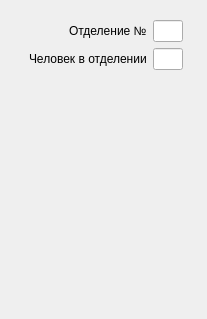
The window that qt_designer_ui/task2SquadWidget.ui (IvaMarin/Project-Network-Diagram-App) describes before a commit, drawn with Qt 5.
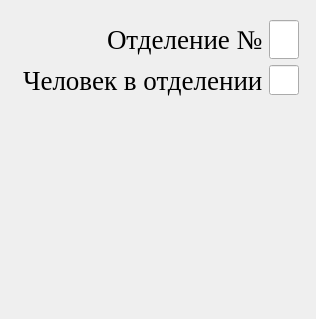
The same window after the commit.

What changed in the file:
```diff
--- a/qt_designer_ui/task2SquadWidget.ui
+++ b/qt_designer_ui/task2SquadWidget.ui
@@ -6,7 +6,7 @@
    <rect>
     <x>0</x>
     <y>0</y>
-    <width>207</width>
+    <width>312</width>
     <height>319</height>
    </rect>
   </property>
@@ -16,6 +16,12 @@
     <verstretch>0</verstretch>
    </sizepolicy>
   </property>
+  <property name="font">
+   <font>
+    <family>Times New Roman</family>
+    <pointsize>20</pointsize>
+   </font>
+  </property>
   <property name="windowTitle">
    <string>Form</string>
   </property>
```
